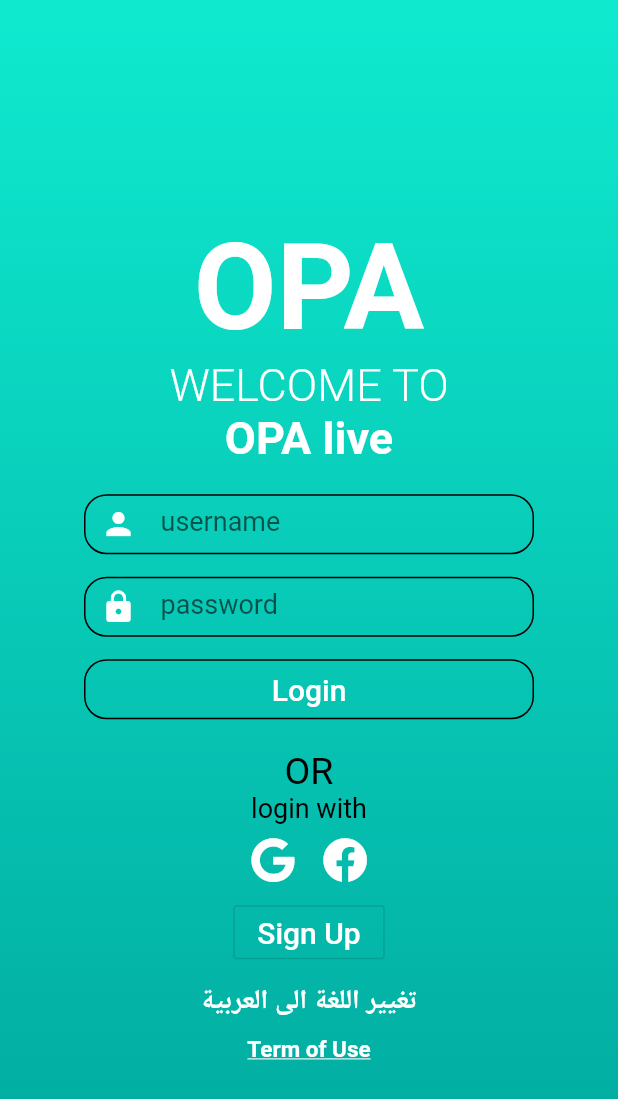
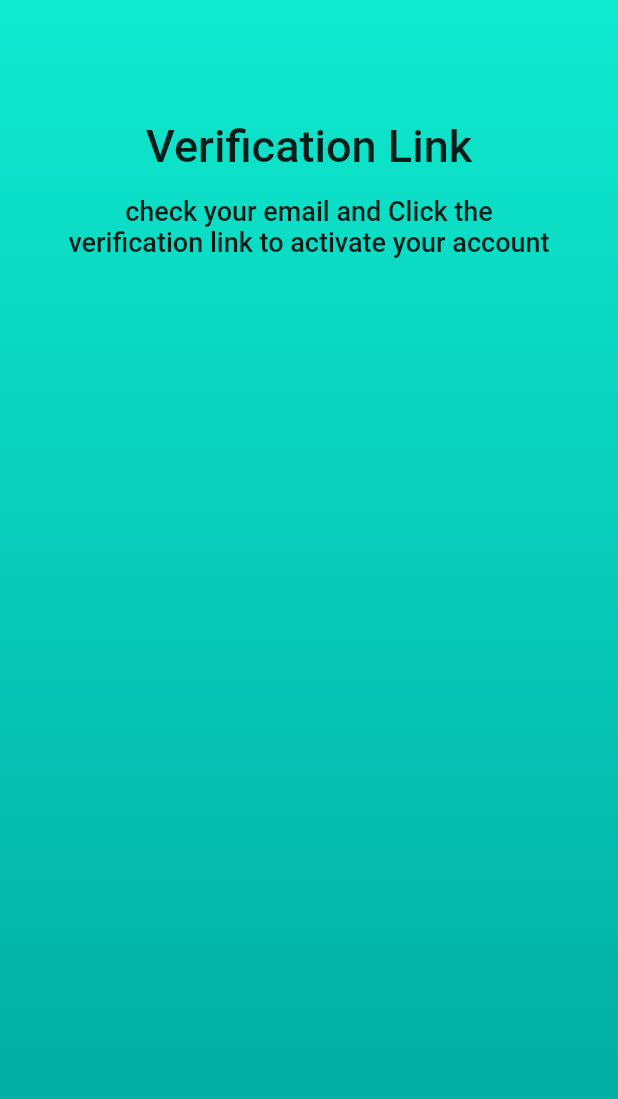
Before and after one commit to azizahmed45/opa_flutter, a Flutter app: the screen it shows after launch, on a phone screen of 412 x 824 dp. Shown: the top 1099 px of the screen. Run offline on Flutter 3.47's test engine with Material 2 defaults, Android fonts, the phone set to English and light mode, and no system bars; our stand-ins replace font_awesome_flutter, youtube_player_flutter.

Commit message:
Verification page done

```diff
--- a/lib/main.dart
+++ b/lib/main.dart
@@ -7,6 +7,7 @@
 import 'package:opa_flutter/pages/sign_up.dart';
 import 'package:opa_flutter/pages/splash.dart';
 import 'package:opa_flutter/pages/update_info.dart';
+import 'package:opa_flutter/pages/verification_page.dart';
 
 void main() {
   runApp(MyApp());
@@ -30,7 +31,8 @@
         '/createAccount': (_) => CreateAccount(),
       },
       home:
-          Splash()
+        VerificationPage()
+          // Splash()
           // UpdateInfo()
           // DashBoard()
           // Header()
--- a/lib/pages/login.dart
+++ b/lib/pages/login.dart
@@ -12,7 +12,9 @@
       body: Container(
         decoration: pageGradient,
         width: MediaQuery.of(context).size.width,
-        padding: EdgeInsets.fromLTRB(40, 50, 40, 20),
+        height: MediaQuery.of(context).size.height,
+        padding: EdgeInsets.fromLTRB(40, 50, 40, 0),
+        child: SingleChildScrollView(
           child: Column(
             mainAxisAlignment: MainAxisAlignment.center,
             children: <Widget>[
@@ -134,6 +136,7 @@
             ],
           ),
         ),
+      ),
     );
   }
 }
--- /dev/null
+++ b/lib/pages/verification_page.dart
@@ -0,0 +1,26 @@
+import 'package:flutter/material.dart';
+import 'package:flutter/widgets.dart';
+import 'package:opa_flutter/widgets/gradient.dart';
+
+class VerificationPage extends StatelessWidget {
+  @override
+  Widget build(BuildContext context) {
+    return Scaffold(
+      body: Container(
+        decoration: pageGradient,
+        width: MediaQuery.of(context).size.width,
+        height: MediaQuery.of(context).size.height,
+        padding: EdgeInsets.fromLTRB(40, 80, 40, 0),
+        child: Column(
+          children: <Widget>[
+            Text("Verification Link", style: TextStyle(fontSize: 30, fontWeight: FontWeight.w500),),
+            SizedBox(height: 15,),
+            Text(
+                "check your email and Click the verification link to activate your account",
+            style: TextStyle(fontSize: 18, fontWeight: FontWeight.w500), textAlign: TextAlign.center,)
+          ],
+        ),
+      ),
+    );
+  }
+}
```
Lines whose indentation alone changed are shown as unchanged.
